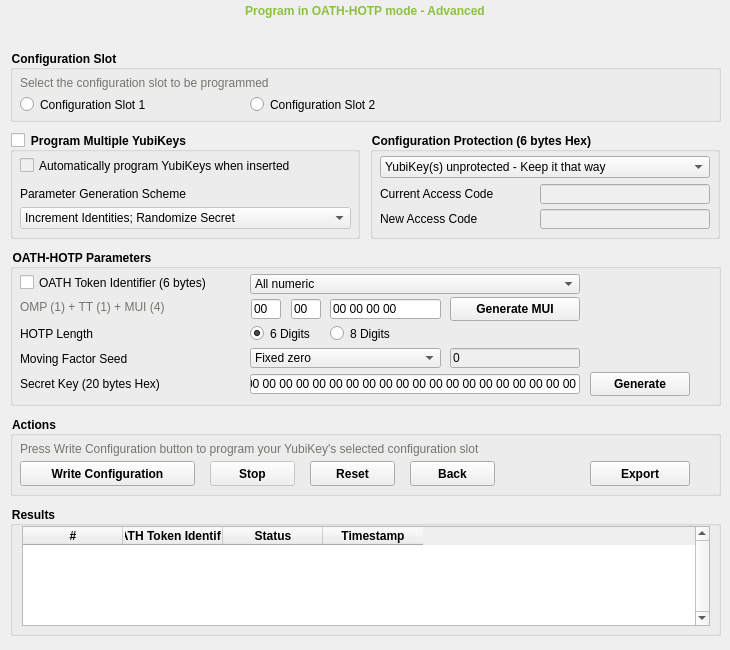
The window that src/ui/oathpage.ui (Yubico/yubikey-personalization-gui-dpkg) describes before a commit, drawn with Qt 5.
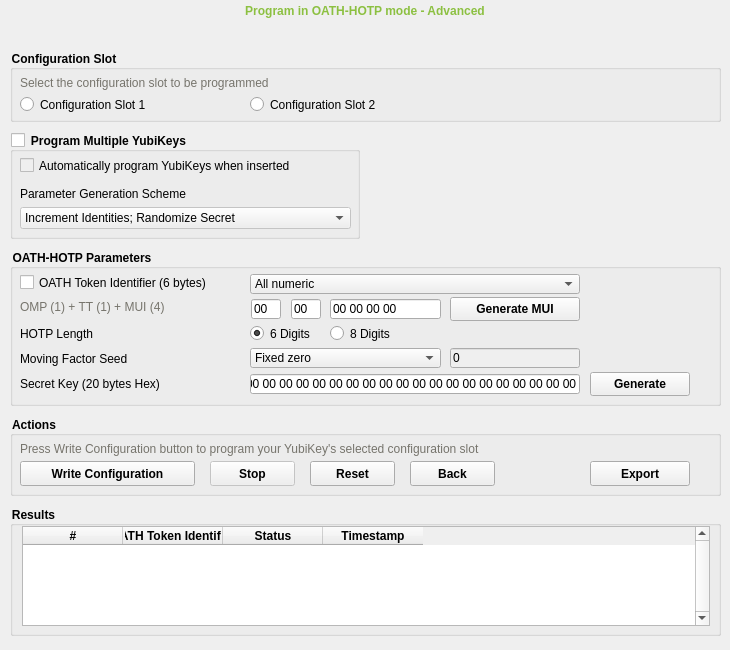
The same window after the commit. Icons and pictures are not drawn. Custom widgets are drawn as their Qt base class.

Patch:
```diff
--- a/src/ui/oathpage.ui
+++ b/src/ui/oathpage.ui
@@ -1536,198 +1536,6 @@
      </property>
     </widget>
    </widget>
-   <widget class="QGroupBox" name="advConfigProtectionBox">
-    <property name="geometry">
-     <rect>
-      <x>370</x>
-      <y>132</y>
-      <width>350</width>
-      <height>107</height>
-     </rect>
-    </property>
-    <property name="styleSheet">
-     <string notr="true">font-weight: bold;
-</string>
-    </property>
-    <property name="title">
-     <string>Configuration Protection (6 bytes Hex)</string>
-    </property>
-    <widget class="QComboBox" name="advConfigProtectionCombo">
-     <property name="geometry">
-      <rect>
-       <x>10</x>
-       <y>24</y>
-       <width>330</width>
-       <height>22</height>
-      </rect>
-     </property>
-     <property name="styleSheet">
-      <string notr="true">font-weight: normal;</string>
-     </property>
-     <item>
-      <property name="text">
-       <string>YubiKey(s) unprotected - Keep it that way</string>
-      </property>
-     </item>
-     <item>
-      <property name="text">
-       <string>YubiKey(s) unprotected - Enable protection</string>
-      </property>
-     </item>
-     <item>
-      <property name="text">
-       <string>YubiKey(s) protected - Disable protection</string>
-      </property>
-     </item>
-     <item>
-      <property name="text">
-       <string>YubiKey(s) protected - Keep it that way</string>
-      </property>
-     </item>
-     <item>
-      <property name="text">
-       <string>YubiKey(s) protected - Change access code</string>
-      </property>
-     </item>
-    </widget>
-    <widget class="QLineEdit" name="advCurrentAccessCodeTxt">
-     <property name="enabled">
-      <bool>false</bool>
-     </property>
-     <property name="geometry">
-      <rect>
-       <x>170</x>
-       <y>52</y>
-       <width>170</width>
-       <height>20</height>
-      </rect>
-     </property>
-     <property name="styleSheet">
-      <string notr="true">font-weight: normal;</string>
-     </property>
-     <property name="inputMask">
-      <string>hh hh hh hh hh hh; </string>
-     </property>
-     <property name="text">
-      <string>     </string>
-     </property>
-     <property name="maxLength">
-      <number>17</number>
-     </property>
-     <property name="cursorPosition">
-      <number>17</number>
-     </property>
-    </widget>
-    <widget class="QLabel" name="advCurrentAccessCodeLbl">
-     <property name="geometry">
-      <rect>
-       <x>10</x>
-       <y>52</y>
-       <width>141</width>
-       <height>20</height>
-      </rect>
-     </property>
-     <property name="styleSheet">
-      <string notr="true">font-weight:normal;</string>
-     </property>
-     <property name="text">
-      <string>Current Access Code</string>
-     </property>
-    </widget>
-    <widget class="QLabel" name="advNewAccessCodeLbl">
-     <property name="geometry">
-      <rect>
-       <x>10</x>
-       <y>77</y>
-       <width>141</width>
-       <height>20</height>
-      </rect>
-     </property>
-     <property name="styleSheet">
-      <string notr="true">font-weight:normal;</string>
-     </property>
-     <property name="text">
-      <string>New Access Code</string>
-     </property>
-    </widget>
-    <widget class="QLineEdit" name="advNewAccessCodeTxt">
-     <property name="enabled">
-      <bool>false</bool>
-     </property>
-     <property name="geometry">
-      <rect>
-       <x>170</x>
-       <y>77</y>
-       <width>170</width>
-       <height>20</height>
-      </rect>
-     </property>
-     <property name="sizePolicy">
-      <sizepolicy hsizetype="Fixed" vsizetype="Fixed">
-       <horstretch>0</horstretch>
-       <verstretch>0</verstretch>
-      </sizepolicy>
-     </property>
-     <property name="styleSheet">
-      <string notr="true">font-weight: normal;</string>
-     </property>
-     <property name="inputMask">
-      <string>hh hh hh hh hh hh; </string>
-     </property>
-     <property name="text">
-      <string>     </string>
-     </property>
-     <property name="maxLength">
-      <number>17</number>
-     </property>
-     <property name="cursorPosition">
-      <number>17</number>
-     </property>
-    </widget>
-    <widget class="QPushButton" name="advConfigProtectionHelpBtn">
-     <property name="geometry">
-      <rect>
-       <x>325</x>
-       <y>0</y>
-       <width>16</width>
-       <height>16</height>
-      </rect>
-     </property>
-     <property name="sizePolicy">
-      <sizepolicy hsizetype="Ignored" vsizetype="Ignored">
-       <horstretch>0</horstretch>
-       <verstretch>0</verstretch>
-      </sizepolicy>
-     </property>
-     <property name="cursor">
-      <cursorShape>PointingHandCursor</cursorShape>
-     </property>
-     <property name="contextMenuPolicy">
-      <enum>Qt::DefaultContextMenu</enum>
-     </property>
-     <property name="layoutDirection">
-      <enum>Qt::LeftToRight</enum>
-     </property>
-     <property name="autoFillBackground">
-      <bool>false</bool>
-     </property>
-     <property name="styleSheet">
-      <string notr="true">background-image: url(:/res/images/question.png);
-color: lightgray;
-border-radius: 10px;
-</string>
-     </property>
-     <property name="text">
-      <string/>
-     </property>
-     <property name="autoDefault">
-      <bool>false</bool>
-     </property>
-     <property name="default">
-      <bool>false</bool>
-     </property>
-    </widget>
-   </widget>
    <widget class="QGroupBox" name="advActionsBox">
     <property name="geometry">
      <rect>
@@ -2120,8 +1928,26 @@
      </column>
     </widget>
    </widget>
+   <widget class="YubiAccBox" name="advConfigProtectionBox" native="true">
+    <property name="geometry">
+     <rect>
+      <x>370</x>
+      <y>132</y>
+      <width>350</width>
+      <height>117</height>
+     </rect>
+    </property>
+   </widget>
   </widget>
  </widget>
+ <customwidgets>
+  <customwidget>
+   <class>YubiAccBox</class>
+   <extends>QWidget</extends>
+   <header>yubiaccbox.h</header>
+   <container>1</container>
+  </customwidget>
+ </customwidgets>
  <tabstops>
   <tabstop>quickBtn</tabstop>
   <tabstop>advBtn</tabstop>
```
Left out of the diff: 4 changed lines with no effect on the pictures.
